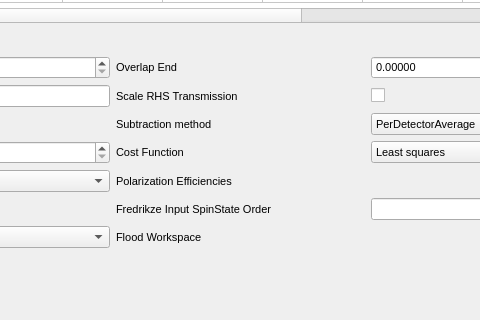
Before: the Qt Designer form qt/scientific_interfaces/ISISReflectometry/GUI/Experiment/ExperimentWidget.ui in mantidproject/mantid, drawn with Qt 5; both pictures show x 315 to 795 and y 204 to 524 of the 949 by 524 pixel window.
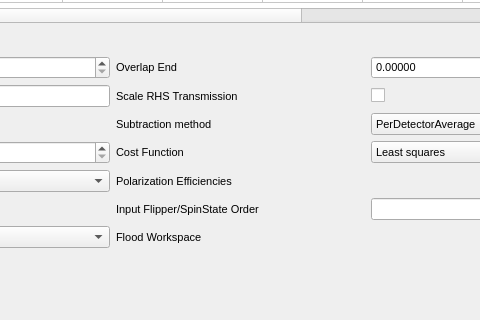
After: the same form once the commit is applied.

Commit message: Enable changing of wildes flipper config via the ISIS Reflectometry GUI (#41353)

```diff
--- a/qt/scientific_interfaces/ISISReflectometry/GUI/Experiment/ExperimentWidget.ui
+++ b/qt/scientific_interfaces/ISISReflectometry/GUI/Experiment/ExperimentWidget.ui
@@ -732,7 +732,7 @@
         </size>
        </property>
        <property name="text">
-        <string>Fredrikze Input SpinState Order</string>
+        <string>Input Flipper/SpinState Order</string>
        </property>
       </widget>
      </item>
```
Left out of the diff: 4 changed lines with no effect on the pictures. The commit also changes 37 other files.
